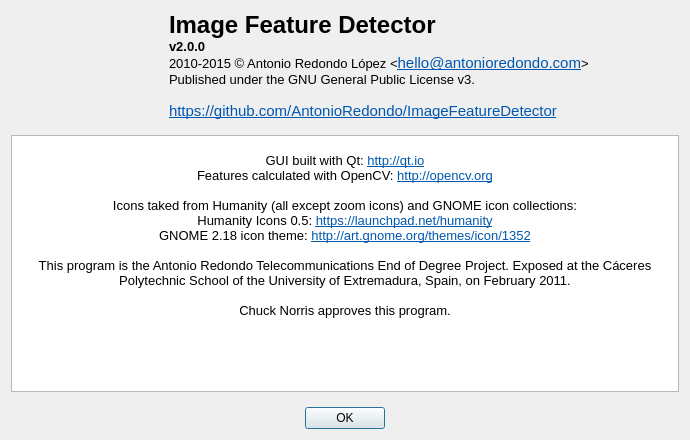
Old version of the form aboutWindow.ui in the repository dawn0123/image_feature_detector.
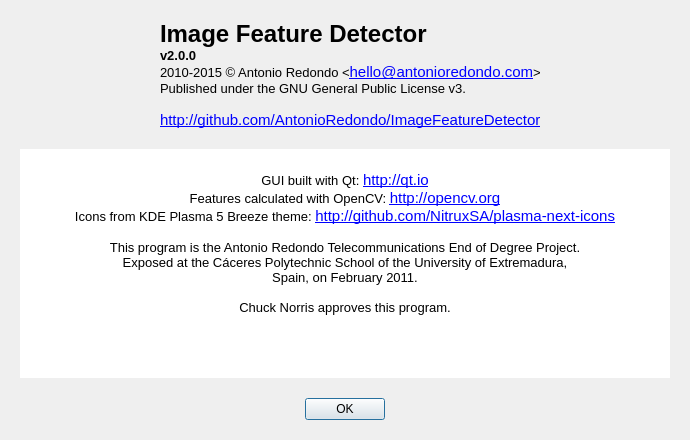
New version of the form. Icons and pictures are not drawn.

```diff
--- a/aboutWindow.ui
+++ b/aboutWindow.ui
@@ -48,7 +48,10 @@
   </property>
   <layout class="QVBoxLayout" name="verticalLayout">
    <property name="spacing">
-    <number>15</number>
+    <number>20</number>
+   </property>
+   <property name="margin">
+    <number>20</number>
    </property>
    <item>
     <layout class="QHBoxLayout" name="horizontalLayout">
@@ -98,10 +101,10 @@
 &lt;/style&gt;&lt;/head&gt;&lt;body style=&quot; font-family:'Ubuntu'; font-size:11pt; font-weight:400; font-style:normal;&quot;&gt;
 &lt;p style=&quot; margin-top:0px; margin-bottom:0px; margin-left:0px; margin-right:0px; -qt-block-indent:0; text-indent:0px;&quot;&gt;&lt;span style=&quot; font-family:'Sans'; font-size:18pt; font-weight:600; color:#000000;&quot;&gt;Image Feature Detector&lt;/span&gt;&lt;/p&gt;
 &lt;p style=&quot; margin-top:0px; margin-bottom:0px; margin-left:0px; margin-right:0px; -qt-block-indent:0; text-indent:0px;&quot;&gt;&lt;span style=&quot; font-family:'Sans'; font-size:10pt; font-weight:600;&quot;&gt;v2.0.0&lt;/span&gt;&lt;/p&gt;
-&lt;p style=&quot; margin-top:0px; margin-bottom:0px; margin-left:0px; margin-right:0px; -qt-block-indent:0; text-indent:0px;&quot;&gt;&lt;span style=&quot; font-family:'Sans'; font-size:10pt;&quot;&gt;2010-2015 &lt;/span&gt;&lt;span style=&quot; font-family:'DejaVu Sans, sans-serif'; font-size:10pt;&quot;&gt;©&lt;/span&gt;&lt;span style=&quot; font-family:'Sans'; font-size:10pt;&quot;&gt; Antonio Redondo López &amp;lt;&lt;/span&gt;&lt;a href=&quot;mailto:anredondo@alumnos.unex.es&quot;&gt;&lt;span style=&quot; font-family:'UnDotum'; text-decoration: underline; color:#0057ae;&quot;&gt;hello@antonioredondo.com&lt;/span&gt;&lt;/a&gt;&lt;span style=&quot; font-family:'Sans'; font-size:10pt;&quot;&gt;&amp;gt;&lt;/span&gt;&lt;/p&gt;
+&lt;p style=&quot; margin-top:0px; margin-bottom:0px; margin-left:0px; margin-right:0px; -qt-block-indent:0; text-indent:0px;&quot;&gt;&lt;span style=&quot; font-family:'Sans'; font-size:10pt;&quot;&gt;2010-2015 &lt;/span&gt;&lt;span style=&quot; font-family:'DejaVu Sans, sans-serif'; font-size:10pt;&quot;&gt;©&lt;/span&gt;&lt;span style=&quot; font-family:'Sans'; font-size:10pt;&quot;&gt; Antonio Redondo &amp;lt;&lt;/span&gt;&lt;a href=&quot;mailto:hello@antonioredondo.com&quot;&gt;&lt;span style=&quot; text-decoration: underline; color:#0000ff;&quot;&gt;hello@antonioredondo.com&lt;/span&gt;&lt;/a&gt;&lt;span style=&quot; font-family:'Sans'; font-size:10pt;&quot;&gt;&amp;gt;&lt;/span&gt;&lt;/p&gt;
 &lt;p style=&quot; margin-top:0px; margin-bottom:0px; margin-left:0px; margin-right:0px; -qt-block-indent:0; text-indent:0px;&quot;&gt;&lt;span style=&quot; font-family:'Sans'; font-size:10pt;&quot;&gt;Published under the GNU General Public License v3.&lt;/span&gt;&lt;/p&gt;
 &lt;p style=&quot;-qt-paragraph-type:empty; margin-top:0px; margin-bottom:0px; margin-left:0px; margin-right:0px; -qt-block-indent:0; text-indent:0px; font-family:'Sans'; font-size:10pt;&quot;&gt;&lt;br /&gt;&lt;/p&gt;
-&lt;p style=&quot; margin-top:0px; margin-bottom:0px; margin-left:0px; margin-right:0px; -qt-block-indent:0; text-indent:0px;&quot;&gt;&lt;a href=&quot;http://code.google.com/p/image-feature-detector/&quot;&gt;&lt;span style=&quot; font-family:'UnDotum'; text-decoration: underline; color:#0057ae;&quot;&gt;https://github.com/AntonioRedondo/ImageFeatureDetector&lt;/span&gt;&lt;/a&gt;&lt;/p&gt;&lt;/body&gt;&lt;/html&gt;</string>
+&lt;p style=&quot; margin-top:0px; margin-bottom:0px; margin-left:0px; margin-right:0px; -qt-block-indent:0; text-indent:0px;&quot;&gt;&lt;a href=&quot;http://github.com/AntonioRedondo/ImageFeatureDetector&quot;&gt;&lt;span style=&quot; text-decoration: underline; color:#0000ff;&quot;&gt;http://github.com/AntonioRedondo/ImageFeatureDetector&lt;/span&gt;&lt;/a&gt;&lt;/p&gt;&lt;/body&gt;&lt;/html&gt;</string>
        </property>
        <property name="textFormat">
         <enum>Qt::RichText</enum>
@@ -121,11 +124,8 @@
      <property name="cursor" stdset="0">
       <cursorShape>ArrowCursor</cursorShape>
      </property>
-     <property name="frameShadow">
-      <enum>QFrame::Sunken</enum>
-     </property>
-     <property name="undoRedoEnabled">
-      <bool>false</bool>
+     <property name="frameShape">
+      <enum>QFrame::NoFrame</enum>
      </property>
      <property name="readOnly">
       <bool>true</bool>
@@ -135,15 +135,12 @@
 &lt;html&gt;&lt;head&gt;&lt;meta name=&quot;qrichtext&quot; content=&quot;1&quot; /&gt;&lt;style type=&quot;text/css&quot;&gt;
 p, li { white-space: pre-wrap; }
 &lt;/style&gt;&lt;/head&gt;&lt;body style=&quot; font-family:'Ubuntu'; font-size:11pt; font-weight:400; font-style:normal;&quot;&gt;
-&lt;p align=&quot;center&quot; style=&quot;-qt-paragraph-type:empty; margin-top:0px; margin-bottom:0px; margin-left:0px; margin-right:0px; -qt-block-indent:0; text-indent:0px; font-family:'Sans'; font-size:8pt;&quot;&gt;&lt;br /&gt;&lt;/p&gt;
-&lt;p align=&quot;center&quot; style=&quot; margin-top:0px; margin-bottom:0px; margin-left:0px; margin-right:0px; -qt-block-indent:0; text-indent:0px;&quot;&gt;&lt;span style=&quot; font-family:'Sans'; font-size:10pt;&quot;&gt;GUI built with Qt: &lt;/span&gt;&lt;a href=&quot;http://qt.nokia.com/&quot;&gt;&lt;span style=&quot; font-family:'UnDotum'; font-size:10pt; text-decoration: underline; color:#0057ae;&quot;&gt;http://qt.io&lt;/span&gt;&lt;/a&gt;&lt;/p&gt;
-&lt;p align=&quot;center&quot; style=&quot; margin-top:0px; margin-bottom:0px; margin-left:0px; margin-right:0px; -qt-block-indent:0; text-indent:0px;&quot;&gt;&lt;span style=&quot; font-family:'Sans'; font-size:10pt;&quot;&gt;Features calculated with OpenCV: &lt;/span&gt;&lt;a href=&quot;http://opencv.willowgarage.com/&quot;&gt;&lt;span style=&quot; font-family:'UnDotum'; font-size:10pt; text-decoration: underline; color:#0057ae;&quot;&gt;http://opencv.org&lt;/span&gt;&lt;/a&gt;&lt;/p&gt;
-&lt;p align=&quot;center&quot; style=&quot;-qt-paragraph-type:empty; margin-top:0px; margin-bottom:0px; margin-left:0px; margin-right:0px; -qt-block-indent:0; text-indent:0px; font-family:'Sans'; font-size:10pt; text-decoration: underline; color:#0000ff;&quot;&gt;&lt;br /&gt;&lt;/p&gt;
-&lt;p align=&quot;center&quot; style=&quot; margin-top:0px; margin-bottom:0px; margin-left:0px; margin-right:0px; -qt-block-indent:0; text-indent:0px;&quot;&gt;&lt;span style=&quot; font-family:'Sans'; font-size:10pt;&quot;&gt;Icons taked from Humanity (all except zoom icons) and GNOME icon collections:&lt;/span&gt;&lt;/p&gt;
-&lt;p align=&quot;center&quot; style=&quot; margin-top:0px; margin-bottom:0px; margin-left:0px; margin-right:0px; -qt-block-indent:0; text-indent:0px;&quot;&gt;&lt;span style=&quot; font-family:'Sans'; font-size:10pt;&quot;&gt;Humanity Icons 0.5: &lt;/span&gt;&lt;a href=&quot;https://launchpad.net/humanity&quot;&gt;&lt;span style=&quot; font-family:'UnDotum'; font-size:10pt; text-decoration: underline; color:#0057ae;&quot;&gt;https://launchpad.net/humanity&lt;/span&gt;&lt;/a&gt;&lt;/p&gt;
-&lt;p align=&quot;center&quot; style=&quot; margin-top:0px; margin-bottom:0px; margin-left:0px; margin-right:0px; -qt-block-indent:0; text-indent:0px;&quot;&gt;&lt;span style=&quot; font-family:'Sans'; font-size:10pt;&quot;&gt;GNOME 2.18 icon theme: &lt;/span&gt;&lt;a href=&quot;http://art.gnome.org/themes/icon/1352&quot;&gt;&lt;span style=&quot; font-family:'UnDotum'; font-size:10pt; text-decoration: underline; color:#0057ae;&quot;&gt;http://art.gnome.org/themes/icon/1352&lt;/span&gt;&lt;/a&gt;&lt;/p&gt;
+&lt;p align=&quot;center&quot; style=&quot;-qt-paragraph-type:empty; margin-top:0px; margin-bottom:0px; margin-left:0px; margin-right:0px; -qt-block-indent:0; text-indent:0px;&quot;&gt;&lt;br /&gt;&lt;/p&gt;
+&lt;p align=&quot;center&quot; style=&quot; margin-top:0px; margin-bottom:0px; margin-left:0px; margin-right:0px; -qt-block-indent:0; text-indent:0px;&quot;&gt;&lt;span style=&quot; font-family:'Sans'; font-size:10pt;&quot;&gt;GUI built with Qt: &lt;/span&gt;&lt;a href=&quot;http://qt.io&quot;&gt;&lt;span style=&quot; text-decoration: underline; color:#0000ff;&quot;&gt;http://qt.io&lt;/span&gt;&lt;/a&gt;&lt;/p&gt;
+&lt;p align=&quot;center&quot; style=&quot; margin-top:0px; margin-bottom:0px; margin-left:0px; margin-right:0px; -qt-block-indent:0; text-indent:0px;&quot;&gt;&lt;span style=&quot; font-family:'Sans'; font-size:10pt;&quot;&gt;Features calculated with OpenCV: &lt;/span&gt;&lt;a href=&quot;http://opencv.org&quot;&gt;&lt;span style=&quot; text-decoration: underline; color:#0000ff;&quot;&gt;http://opencv.org&lt;/span&gt;&lt;/a&gt;&lt;/p&gt;
+&lt;p align=&quot;center&quot; style=&quot; margin-top:0px; margin-bottom:0px; margin-left:0px; margin-right:0px; -qt-block-indent:0; text-indent:0px;&quot;&gt;&lt;span style=&quot; font-family:'Sans'; font-size:10pt;&quot;&gt;Icons from KDE Plasma 5 Breeze theme: &lt;/span&gt;&lt;a href=&quot;http://github.com/NitruxSA/plasma-next-icons&quot;&gt;&lt;span style=&quot; text-decoration: underline; color:#0000ff;&quot;&gt;http://github.com/NitruxSA/plasma-next-icons&lt;/span&gt;&lt;/a&gt;&lt;/p&gt;
 &lt;p align=&quot;center&quot; style=&quot;-qt-paragraph-type:empty; margin-top:0px; margin-bottom:0px; margin-left:0px; margin-right:0px; -qt-block-indent:0; text-indent:0px; font-family:'Sans'; font-size:10pt;&quot;&gt;&lt;br /&gt;&lt;/p&gt;
-&lt;p align=&quot;center&quot; style=&quot; margin-top:0px; margin-bottom:0px; margin-left:0px; margin-right:0px; -qt-block-indent:0; text-indent:0px;&quot;&gt;&lt;span style=&quot; font-family:'Sans'; font-size:10pt;&quot;&gt;This program is the Antonio Redondo Telecommunications End of Degree Project. Exposed at the Cáceres Polytechnic School of the University of Extremadura, Spain, on February 2011.&lt;/span&gt;&lt;/p&gt;
+&lt;p align=&quot;center&quot; style=&quot; margin-top:0px; margin-bottom:0px; margin-left:0px; margin-right:0px; -qt-block-indent:0; text-indent:0px;&quot;&gt;&lt;span style=&quot; font-family:'Sans'; font-size:10pt;&quot;&gt;This program is the Antonio Redondo Telecommunications End of Degree Project.&lt;br /&gt;Exposed at the Cáceres Polytechnic School of the University of Extremadura,&lt;br /&gt;Spain, on February 2011.&lt;/span&gt;&lt;/p&gt;
 &lt;p align=&quot;center&quot; style=&quot;-qt-paragraph-type:empty; margin-top:0px; margin-bottom:0px; margin-left:0px; margin-right:0px; -qt-block-indent:0; text-indent:0px; font-family:'Sans'; font-size:10pt;&quot;&gt;&lt;br /&gt;&lt;/p&gt;
 &lt;p align=&quot;center&quot; style=&quot; margin-top:0px; margin-bottom:0px; margin-left:0px; margin-right:0px; -qt-block-indent:0; text-indent:0px;&quot;&gt;&lt;span style=&quot; font-family:'Sans'; font-size:10pt;&quot;&gt;Chuck Norris approves this program.&lt;/span&gt;&lt;/p&gt;&lt;/body&gt;&lt;/html&gt;</string>
      </property>
```
Left out of the diff: 2 changed lines with no effect on the pictures.
